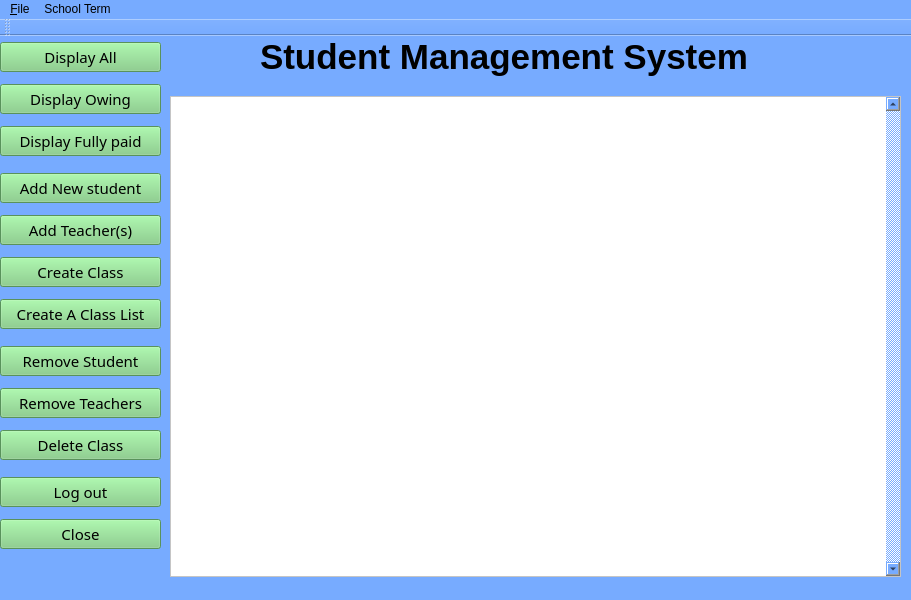
This is Windows/dashboard.ui in sangwani-coder/PyQt5-SDMS-Desktop as Qt 5 draws it before an edit. The edited form follows.
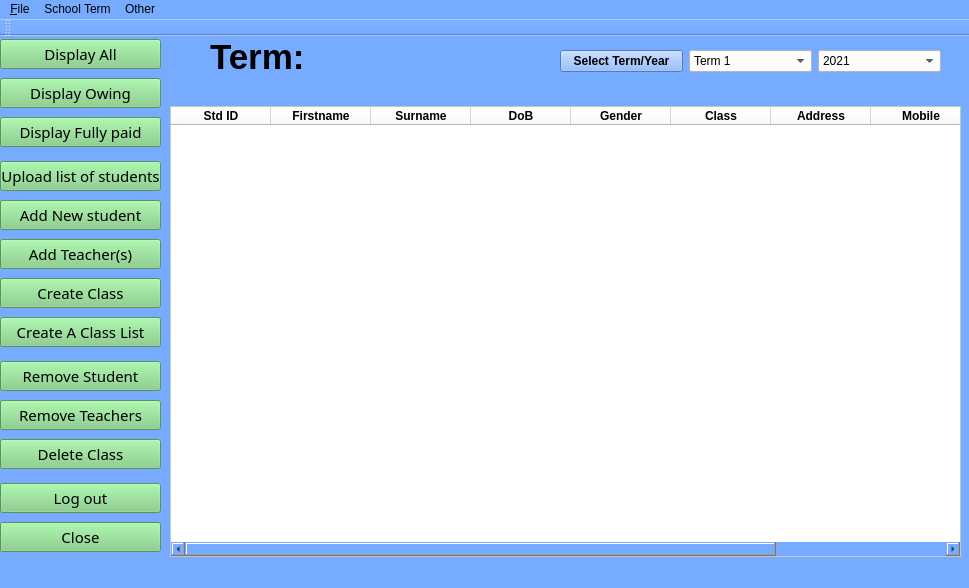
This is the edited form.

What changed in the file:
```diff
--- a/Windows/dashboard.ui
+++ b/Windows/dashboard.ui
@@ -6,8 +6,8 @@
    <rect>
     <x>0</x>
     <y>0</y>
-    <width>911</width>
-    <height>600</height>
+    <width>969</width>
+    <height>588</height>
    </rect>
   </property>
   <property name="windowTitle">
@@ -20,9 +20,9 @@
    <widget class="QLabel" name="label_Term">
     <property name="geometry">
      <rect>
-      <x>260</x>
+      <x>210</x>
       <y>0</y>
-      <width>531</width>
+      <width>241</width>
       <height>41</height>
      </rect>
     </property>
@@ -37,7 +37,7 @@
      <string notr="true">background-color: rgb(119, 171, 255);</string>
     </property>
     <property name="text">
-     <string>Student Management System</string>
+     <string>Term: </string>
     </property>
    </widget>
    <widget class="QFrame" name="frame">
@@ -87,8 +87,8 @@
          </font>
         </property>
         <property name="styleSheet">
-         <string>background-color: rgb(125, 205, 127);
-selection-background-color: rgb(255, 255, 255);</string>
+         <string notr="true">background-color: rgb(125, 205, 127);
+</string>
         </property>
         <property name="text">
          <string>Display All</string>
@@ -149,6 +149,25 @@
         </property>
        </spacer>
       </item>
+      <item>
+       <widget class="QPushButton" name="new_std_Button_2">
+        <property name="font">
+         <font>
+          <family>MS PGothic</family>
+          <pointsize>11</pointsize>
+          <weight>50</weight>
+          <bold>false</bold>
+         </font>
+        </property>
+        <property name="styleSheet">
+         <string>background-color: rgb(125, 205, 127);
+selection-background-color: rgb(255, 255, 255);</string>
+        </property>
+        <property name="text">
+         <string>Upload list of students</string>
+        </property>
+       </widget>
+      </item>
       <item>
        <widget class="QPushButton" name="new_std_Button">
         <property name="font">
@@ -355,24 +374,197 @@
      </layout>
     </widget>
    </widget>
-   <widget class="QTreeView" name="treeView">
+   <widget class="QTableWidget" name="tableWidget">
     <property name="geometry">
      <rect>
       <x>170</x>
-      <y>60</y>
-      <width>731</width>
-      <height>481</height>
+      <y>70</y>
+      <width>791</width>
+      <height>451</height>
      </rect>
     </property>
     <property name="styleSheet">
-     <string notr="true">background-color:rgb(255,255,255);</string>
+     <string notr="true">background-color: rgb(255, 255, 255);</string>
     </property>
-    <property name="verticalScrollBarPolicy">
-     <enum>Qt::ScrollBarAlwaysOn</enum>
+    <property name="sizeAdjustPolicy">
+     <enum>QAbstractScrollArea::AdjustToContents</enum>
     </property>
-    <property name="horizontalScrollBarPolicy">
-     <enum>Qt::ScrollBarAsNeeded</enum>
+    <column>
+     <property name="text">
+      <string>Std ID</string>
+     </property>
+     <property name="font">
+      <font>
+       <weight>75</weight>
+       <bold>true</bold>
+      </font>
+     </property>
+     <property name="background">
+      <color>
+       <red>181</red>
+       <green>181</green>
+       <blue>181</blue>
+      </color>
+     </property>
+    </column>
+    <column>
+     <property name="text">
+      <string>Firstname</string>
+     </property>
+     <property name="font">
+      <font>
+       <weight>75</weight>
+       <bold>true</bold>
+      </font>
+     </property>
+    </column>
+    <column>
+     <property name="text">
+      <string>Surname</string>
+     </property>
+     <property name="font">
+      <font>
+       <weight>75</weight>
+       <bold>true</bold>
+      </font>
+     </property>
+    </column>
+    <column>
+     <property name="text">
+      <string>DoB</string>
+     </property>
+     <property name="font">
+      <font>
+       <weight>75</weight>
+       <bold>true</bold>
+      </font>
+     </property>
+    </column>
+    <column>
+     <property name="text">
+      <string>Gender</string>
+     </property>
+     <property name="font">
+      <font>
+       <weight>75</weight>
+       <bold>true</bold>
+      </font>
+     </property>
+    </column>
+    <column>
+     <property name="text">
+      <string>Class</string>
+     </property>
+     <property name="font">
+      <font>
+       <weight>75</weight>
+       <bold>true</bold>
+      </font>
+     </property>
+    </column>
+    <column>
+     <property name="text">
+      <string>Address</string>
+     </property>
+     <property name="font">
+      <font>
+       <weight>75</weight>
+       <bold>true</bold>
+       <kerning>true</kerning>
+      </font>
+     </property>
+    </column>
+    <column>
+     <property name="text">
+      <string>Mobile</string>
+     </property>
+     <property name="font">
+      <font>
+       <weight>75</weight>
+       <bold>true</bold>
+      </font>
+     </property>
+    </column>
+    <column>
+     <property name="text">
+      <string>Account status</string>
+     </property>
+     <property name="font">
+      <font>
+       <weight>75</weight>
+       <bold>true</bold>
+      </font>
+     </property>
+    </column>
+   </widget>
+   <widget class="QWidget" name="horizontalLayoutWidget_2">
+    <property name="geometry">
+     <rect>
+      <x>560</x>
+      <y>0</y>
+      <width>381</width>
+      <height>51</height>
+     </rect>
     </property>
+    <layout class="QHBoxLayout" name="horizontalLayout_2">
+     <item>
+      <widget class="QPushButton" name="pushButton_2">
+       <property name="font">
+        <font>
+         <weight>75</weight>
+         <bold>true</bold>
+        </font>
+       </property>
+       <property name="text">
+        <string>Select Term/Year</string>
+       </property>
+      </widget>
+     </item>
+     <item>
+      <widget class="QComboBox" name="comboBox_2">
+       <property name="styleSheet">
+        <string notr="true">background-color: rgb(255, 255, 255);</string>
+       </property>
+       <item>
+        <property name="text">
+         <string>Term 1</string>
+        </property>
+       </item>
+       <item>
+        <property name="text">
+         <string>Term 2</string>
+        </property>
+       </item>
+       <item>
+        <property name="text">
+         <string>Term 3</string>
+        </property>
+       </item>
+      </widget>
+     </item>
+     <item>
+      <widget class="QComboBox" name="comboBox_3">
+       <property name="styleSheet">
+        <string notr="true">background-color: rgb(255, 255, 255);</string>
+       </property>
+       <item>
+        <property name="text">
+         <string>2021</string>
+        </property>
+       </item>
+       <item>
+        <property name="text">
+         <string>2022</string>
+        </property>
+       </item>
+       <item>
+        <property name="text">
+         <string>2023</string>
+        </property>
+       </item>
+      </widget>
+     </item>
+    </layout>
    </widget>
   </widget>
   <widget class="QStatusBar" name="statusbar"/>
@@ -381,7 +573,7 @@
     <rect>
      <x>0</x>
      <y>0</y>
-     <width>911</width>
+     <width>969</width>
      <height>21</height>
     </rect>
    </property>
@@ -435,8 +627,17 @@
     <addaction name="actionTerm_3"/>
     <addaction name="separator"/>
    </widget>
+   <widget class="QMenu" name="menuOther">
+    <property name="title">
+     <string>Other</string>
+    </property>
+    <addaction name="actionCreate_sports_houses"/>
+    <addaction name="separator"/>
+    <addaction name="actionGeneratesports_house_list"/>
+   </widget>
    <addaction name="menu_File"/>
    <addaction name="menuSchool_Term"/>
+   <addaction name="menuOther"/>
   </widget>
   <widget class="QToolBar" name="toolBar">
    <property name="windowTitle">
```
Left out of the diff: 20 changed lines with no effect on the pictures.
